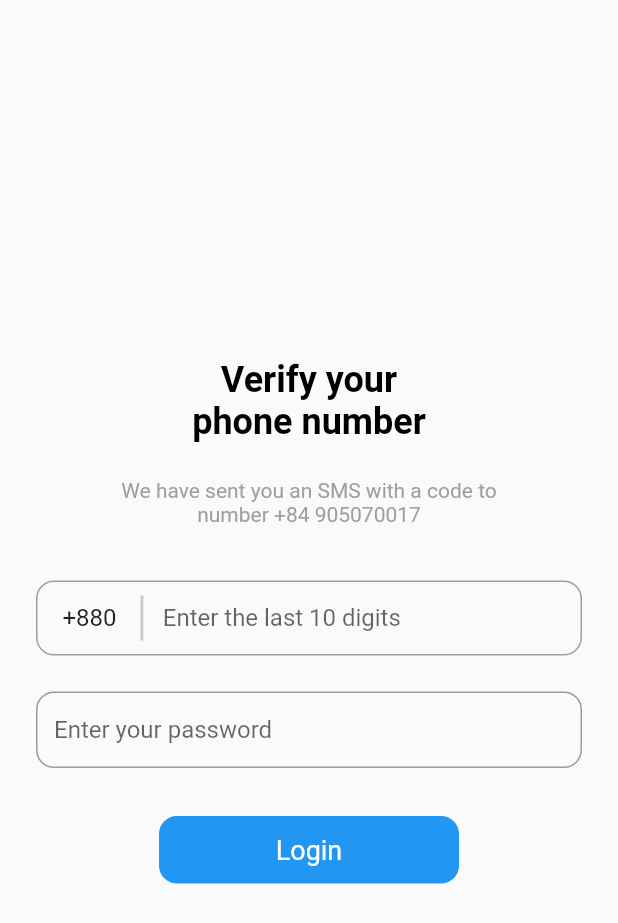
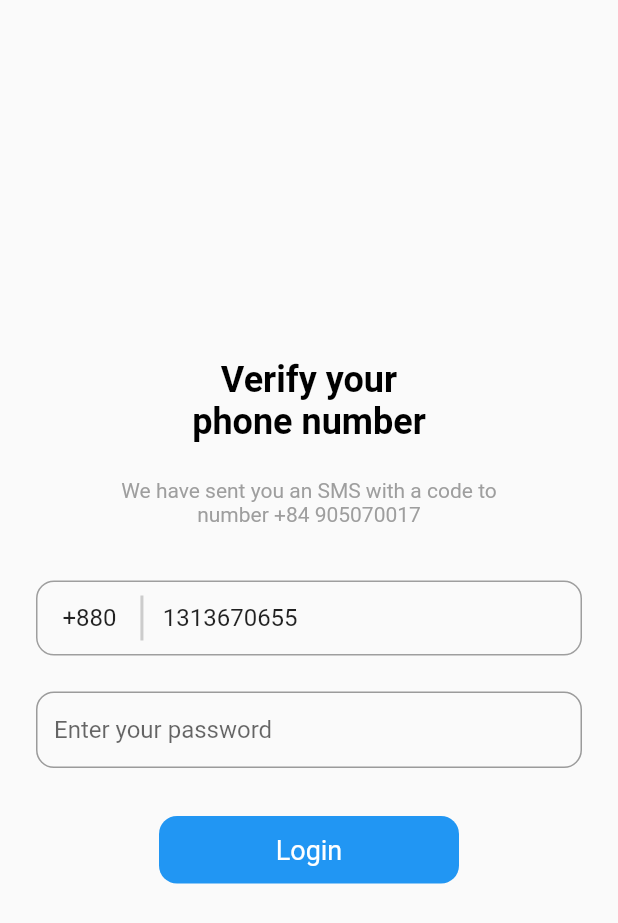
Before and after one commit to TAL-deves/appeler, a Flutter app: the screen it shows after launch, on a phone screen of 412 x 824 dp. Shown: the top 923 px of the screen. Run offline on Flutter 3.47's test engine with Material 2 defaults, Android fonts, the light colour scheme and no system bars; our stand-ins replace cloud_firestore, firebase_core; accounts and stored records are empty.

Commit message:
second commit...

```diff
--- a/lib/modules/auth/phone/body.dart
+++ b/lib/modules/auth/phone/body.dart
@@ -70,9 +70,9 @@ class _AuthPhoneBodyState extends State<AuthPhoneBody> {
           ),
           PhoneField(
             margin: const EdgeInsets.symmetric(vertical: 24),
-            controller: phone,
+            //controller: phone,
             textCode: "+880",
-            //textNumber: "1313670655",
+            textNumber: "1313670655",
             hintCode: "+880",
             hintNumber: "Enter the last 10 digits",
           ),
--- a/lib/modules/auth/phone/page.dart
+++ b/lib/modules/auth/phone/page.dart
@@ -17,8 +17,9 @@ class AuthPhonePage extends StatelessWidget {
     return Scaffold(
       body: AuthPhoneBody(
         onLogin: (phone, pass) async{
-          Navigator.of(context).pushReplacementNamed(homeScreenRoute);
-          //return AuthManagementUseCase.login(phoneNumber: phone.digits, password: pass);
+          //Navigator.of(context).pushReplacementNamed(homeScreenRoute);
+          print('on login: ${phone.digits}   $pass');
+          AuthManagementUseCase.login(phoneNumber: phone.digits, password: pass);
         },
       ),
     );
```
Also changed, not shown: lib/modules/auth/api/auth_management.dart (+6 -2 lines).
